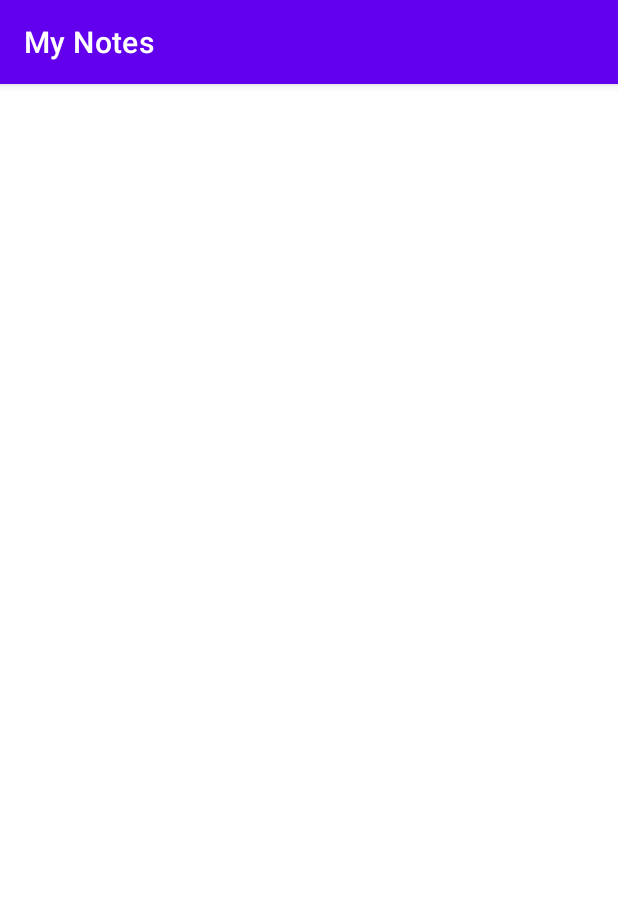
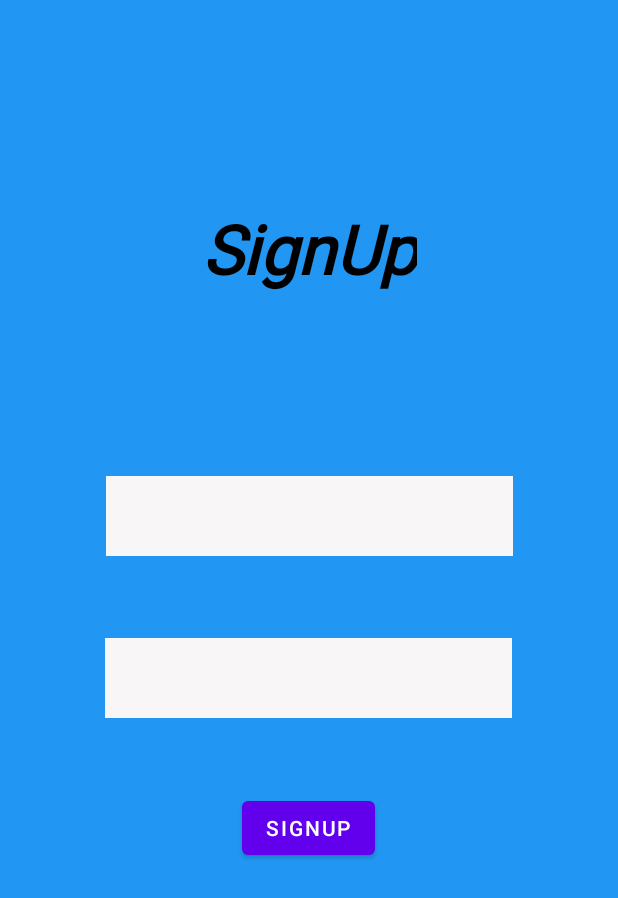
Before and after one commit to Sadman26/My-Notes, an Android app: the Login screen opened directly, with no data from a screen before it, on a phone screen of 412 x 824 dp. Shown: the top 898 px of the screen. Run offline under Robolectric (Android 15) with nearby library versions, the phone set to English and light mode, and no system bars.

Commit message:
Edited login page and change transparent statusbar

```diff
--- a/app/src/main/java/com/example/mynotes/Login.java
+++ b/app/src/main/java/com/example/mynotes/Login.java
@@ -2,13 +2,22 @@ package com.example.mynotes;
 
 import androidx.appcompat.app.AppCompatActivity;
 
+import android.graphics.Color;
 import android.os.Bundle;
+import android.view.Window;
+import android.view.WindowManager;
 
 public class Login extends AppCompatActivity {
 
     @Override
     protected void onCreate(Bundle savedInstanceState) {
         super.onCreate(savedInstanceState);
+        //-----Removed Action bar and Statusbar Transparent--------
+        requestWindowFeature(Window.FEATURE_NO_TITLE);
+        getWindow().setFlags(WindowManager.LayoutParams.FLAG_LAYOUT_NO_LIMITS,WindowManager.LayoutParams.FLAG_LAYOUT_NO_LIMITS);
+        getWindow().setStatusBarColor(Color.TRANSPARENT);
+        getSupportActionBar().hide();
+        //-----------------------------------------------------------
         setContentView(R.layout.activity_login);
     }
 }
--- a/app/src/main/res/layout/activity_login.xml
+++ b/app/src/main/res/layout/activity_login.xml
@@ -4,6 +4,65 @@
     xmlns:tools="http://schemas.android.com/tools"
     android:layout_width="match_parent"
     android:layout_height="match_parent"
+    android:background="#2196F3"
     tools:context=".Login">
 
+    <TextView
+        android:id="@+id/textView2"
+        android:layout_width="wrap_content"
+        android:layout_height="wrap_content"
+        android:fontFamily="@font/alfa_slab_one"
+        android:text="SignUp"
+        android:textColor="#000000"
+        android:textSize="45sp"
+        android:textStyle="bold|italic"
+        app:layout_constraintBottom_toBottomOf="parent"
+        app:layout_constraintEnd_toEndOf="parent"
+        app:layout_constraintStart_toStartOf="parent"
+        app:layout_constraintTop_toTopOf="parent"
+        app:layout_constraintVertical_bias="0.177" />
+
+    <EditText
+        android:id="@+id/signupemail"
+        android:layout_width="271dp"
+        android:layout_height="53dp"
+        android:background="#F8F6F6"
+        android:ems="10"
+        android:inputType="textEmailAddress"
+        android:textColor="#000000"
+        android:textSize="22sp"
+        android:textStyle="bold"
+        app:layout_constraintBottom_toBottomOf="parent"
+        app:layout_constraintEnd_toEndOf="parent"
+        app:layout_constraintStart_toStartOf="parent"
+        app:layout_constraintTop_toTopOf="parent"
+        app:layout_constraintVertical_bias="0.412" />
+
+    <EditText
+        android:id="@+id/signuppassword"
+        android:layout_width="271dp"
+        android:layout_height="53dp"
+        android:background="#F8F6F6"
+        android:ems="10"
+        android:inputType="textPassword"
+        android:textColor="#000000"
+        android:textSize="22sp"
+        app:layout_constraintBottom_toBottomOf="parent"
+        app:layout_constraintEnd_toEndOf="parent"
+        app:layout_constraintHorizontal_bias="0.497"
+        app:layout_constraintStart_toStartOf="parent"
+        app:layout_constraintTop_toTopOf="parent"
+        app:layout_constraintVertical_bias="0.552" />
+
+    <Button
+        android:id="@+id/signupbtn"
+        android:layout_width="wrap_content"
+        android:layout_height="wrap_content"
+        android:text="Signup"
+        app:layout_constraintBottom_toBottomOf="parent"
+        app:layout_constraintEnd_toEndOf="parent"
+        app:layout_constraintHorizontal_bias="0.498"
+        app:layout_constraintStart_toStartOf="parent"
+        app:layout_constraintTop_toTopOf="parent"
+        app:layout_constraintVertical_bias="0.68" />
 </androidx.constraintlayout.widget.ConstraintLayout>
```
